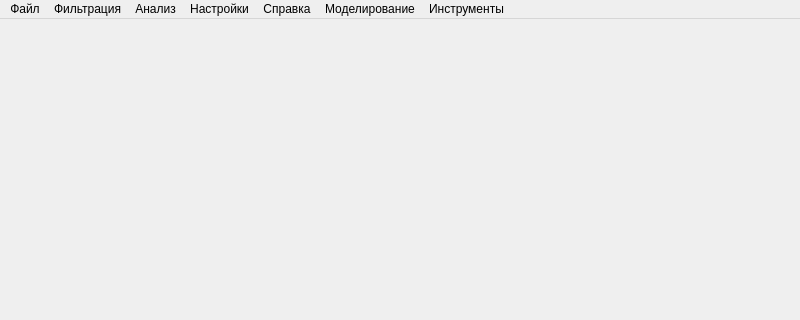
This is ui/AnalyzerMainWindow.ui in FroggyKwa/SignalAnalyzer as Qt 5 draws it before an edit; both pictures show x 0 to 800 and y 0 to 320 of the 800 by 600 pixel window. The edited form follows.
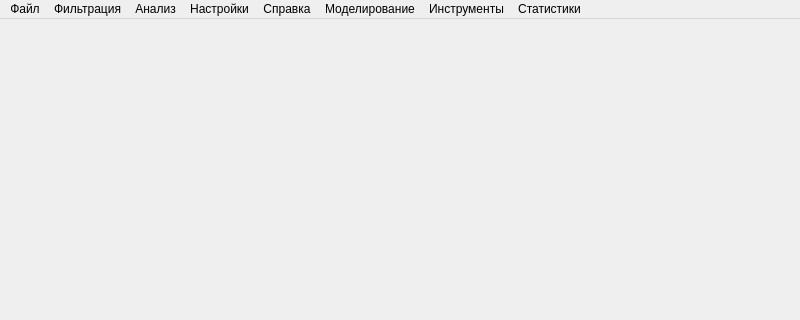
This is the edited form.

```diff
--- a/ui/AnalyzerMainWindow.ui
+++ b/ui/AnalyzerMainWindow.ui
@@ -109,6 +109,11 @@
      <string>Инструменты</string>
     </property>
    </widget>
+   <widget class="QMenu" name="menu_8">
+    <property name="title">
+     <string>Статистики</string>
+    </property>
+   </widget>
    <addaction name="menu"/>
    <addaction name="menu_3"/>
    <addaction name="menu_4"/>
@@ -116,6 +121,7 @@
    <addaction name="menu_6"/>
    <addaction name="menu_2"/>
    <addaction name="menu_7"/>
+   <addaction name="menu_8"/>
   </widget>
   <action name="open_file_action">
    <property name="text">
```
